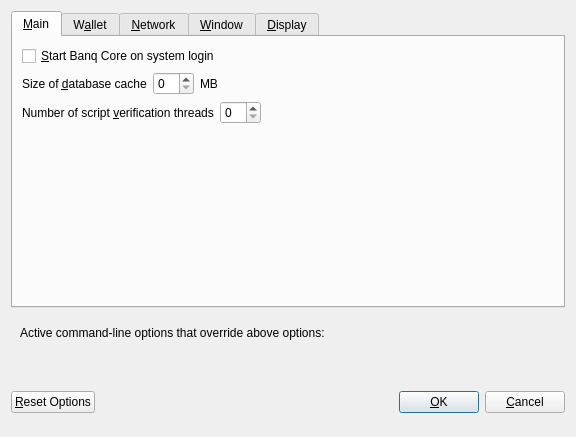
First picture: the form in src/qt/forms/optionsdialog.ui, repository Bitcoin-Monster/BTCMonster, before the edit.
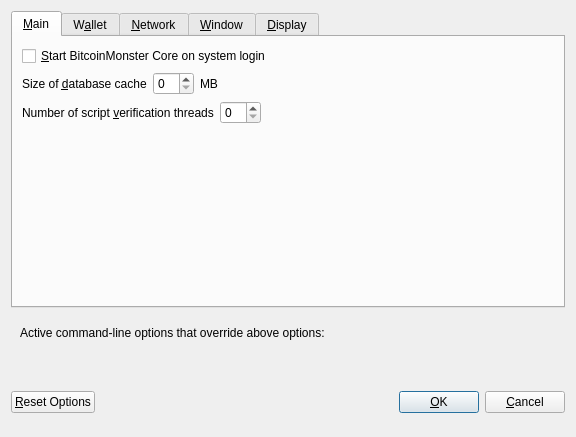
Second picture: the form after the edit. Custom widgets are drawn as their Qt base class.

Patch:
```diff
--- a/src/qt/forms/optionsdialog.ui
+++ b/src/qt/forms/optionsdialog.ui
@@ -33,7 +33,7 @@
           <string>Automatically start Banq Core after logging in to the system.</string>
          </property>
          <property name="text">
-          <string>&amp;Start Banq Core on system login</string>
+          <string>&amp;Start BitcoinMonster Core on system login</string>
          </property>
         </widget>
        </item>
```
Left out of the diff: 14 changed lines with no effect on the pictures.
